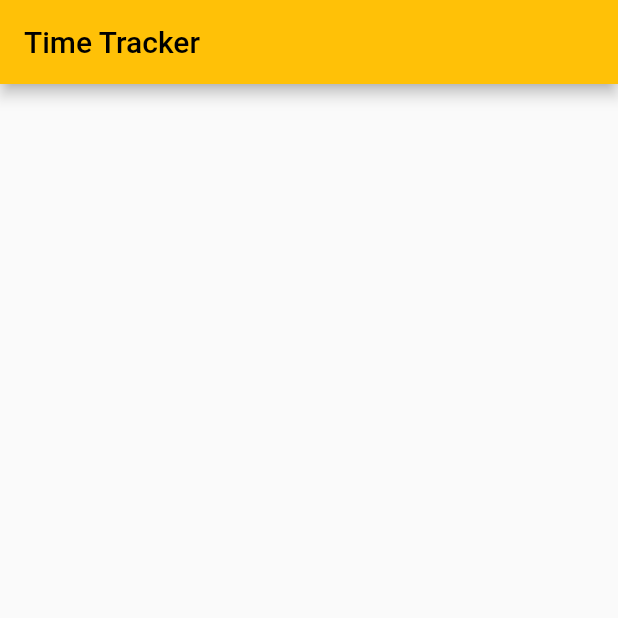
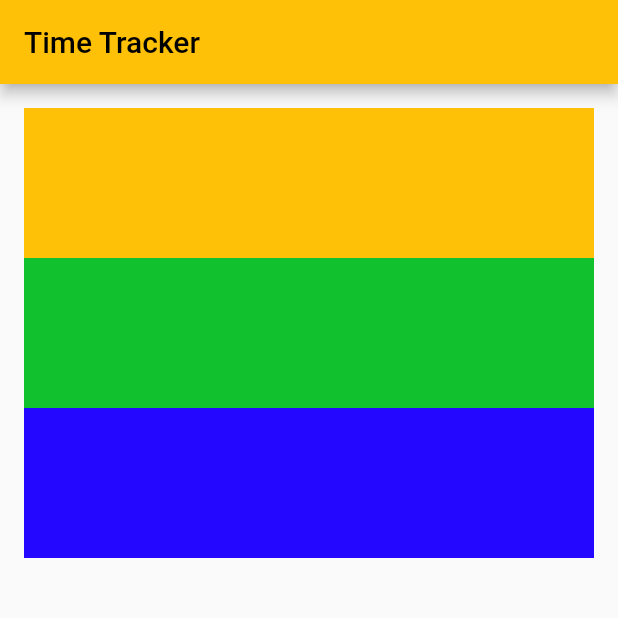
Before and after one commit to ajaypurbe/Flutter, a Flutter app: the screen it shows after launch, on a phone screen of 412 x 824 dp, the top half of it. Run offline on Flutter 3.47's test engine with Material 2 defaults, Android fonts, the phone set to English and light mode, and no system bars.

Commit message:
upto padding and use of crossaxisalinment

```diff
--- a/lib/app/sig_in/sigin_page.dart
+++ b/lib/app/sig_in/sigin_page.dart
@@ -6,7 +6,35 @@ class SigInPage extends StatelessWidget {
   @override
   Widget build(BuildContext context) {
     return Scaffold(
-      appBar: AppBar(title: Text("Time Tracker")),
+      appBar: AppBar(
+        title: Text("Time Tracker"),
+      ),
+      body: Padding(
+        padding: EdgeInsets.all(16),
+        child: Column(
+          crossAxisAlignment: CrossAxisAlignment.stretch,
+          children: <Widget>[
+            Container(
+              color: Colors.amber.shade500,
+              child: const SizedBox(
+                height: 100,
+              ),
+            ),
+            Container(
+              color: Color.fromARGB(255, 17, 193, 46),
+              child: const SizedBox(
+                height: 100,
+              ),
+            ),
+            Container(
+              color: Color.fromRGBO(36, 7, 255, 1),
+              child: const SizedBox(
+                height: 100,
+              ),
+            )
+          ],
+        ),
+      ),
     );
   }
 }
--- a/lib/main.dart
+++ b/lib/main.dart
@@ -15,9 +15,7 @@ class MyApp extends StatelessWidget {
       theme: ThemeData(
         primarySwatch: Colors.amber,
       ),
-      home: SigInPage(
-
-      ),
+      home: const SigInPage(),
     );
   }
 }
```
